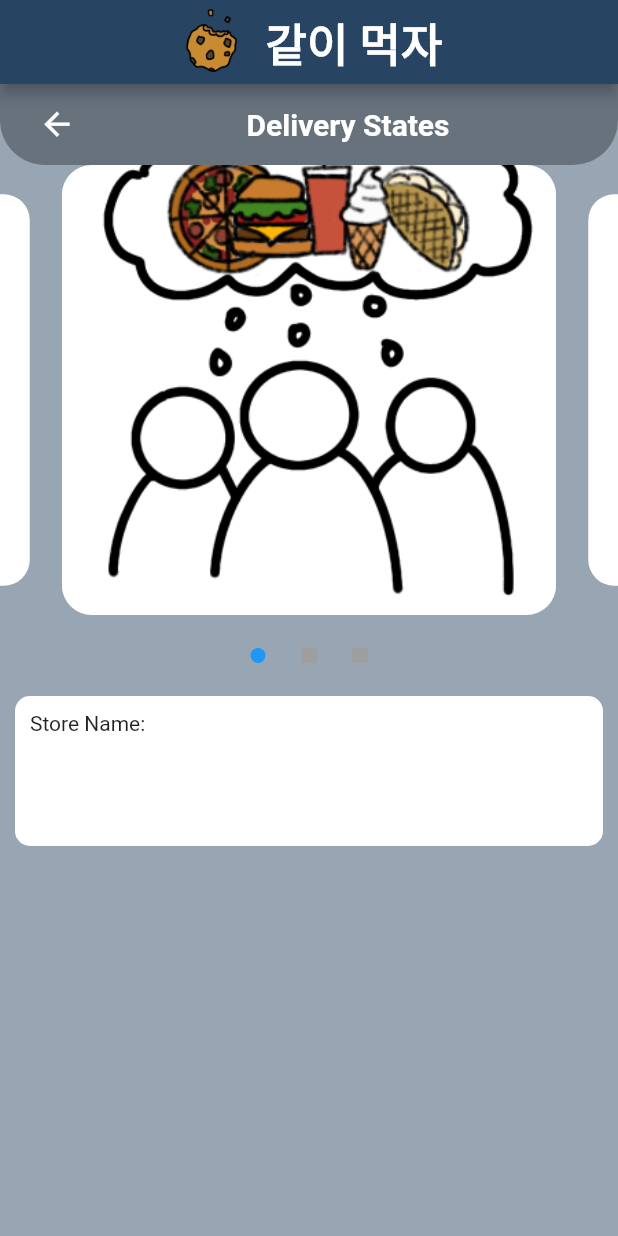
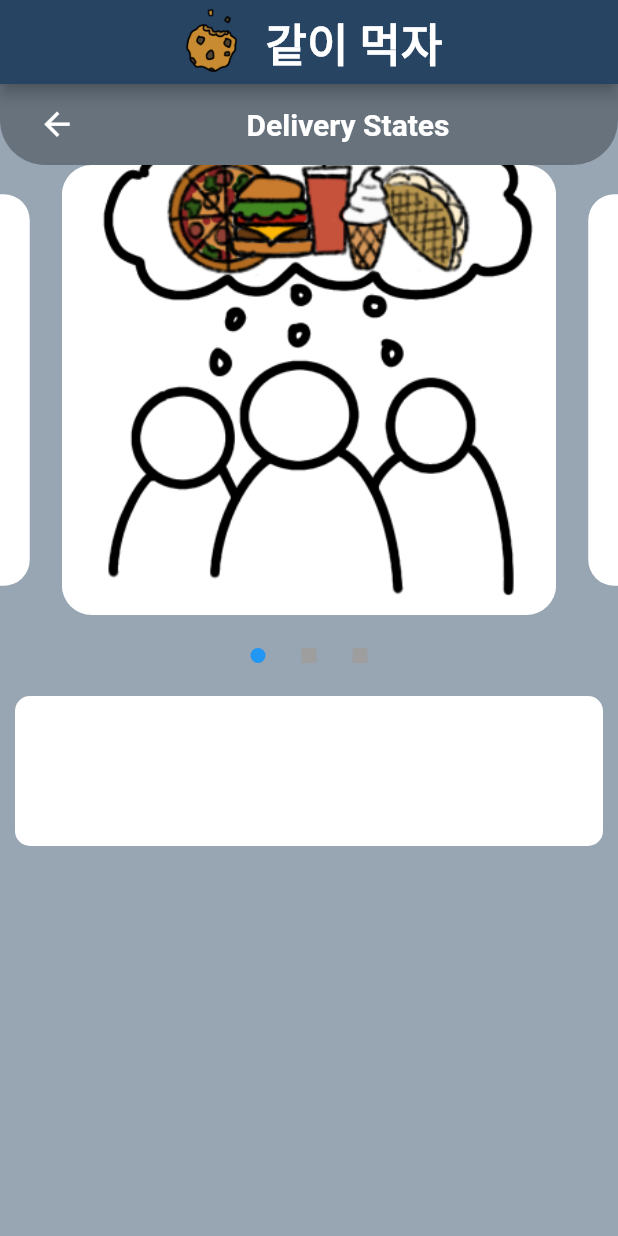
Before and after one commit to Seo-Yegyeong/delivery_together, a Flutter app: the ListDetailPage screen opened directly with empty values, after a tap on "참여하기", on a phone screen of 412 x 824 dp. Run offline on Flutter 3.47's test engine with Material 2 defaults, Android fonts, the phone set to English and light mode, and no system bars; drawn by our look-alikes of carousel_slider; our stand-ins replace cloud_firestore, firebase_auth, firebase_core, get, google_sign_in, logger; accounts and stored records are empty.

Commit message:
update DeliveryState

```diff
--- a/lib/DeliveryState.dart
+++ b/lib/DeliveryState.dart
@@ -270,18 +270,9 @@ class _DeliveryStatePageState extends State<DeliveryStatePage> {
                   color: Colors.white,
                   borderRadius: BorderRadius.circular(10),
                 ),
-                child: FutureBuilder<String>(
-                  future: getStoreNameFromPost(),
-                  builder: (BuildContext context, AsyncSnapshot<String> snapshot) {
-                    if (snapshot.connectionState == ConnectionState.waiting) {
-                      return CircularProgressIndicator();
-                    } else if (snapshot.hasError) {
-                      return Text('Error: ${snapshot.error}');
-                    } else {
-                      return Text('Store Name: ${snapshot.data}');
-                    }
-                  },
-                ),
+                // child: (
+                //   //Text();
+                // ),
               ),
             ],
           ),
```
